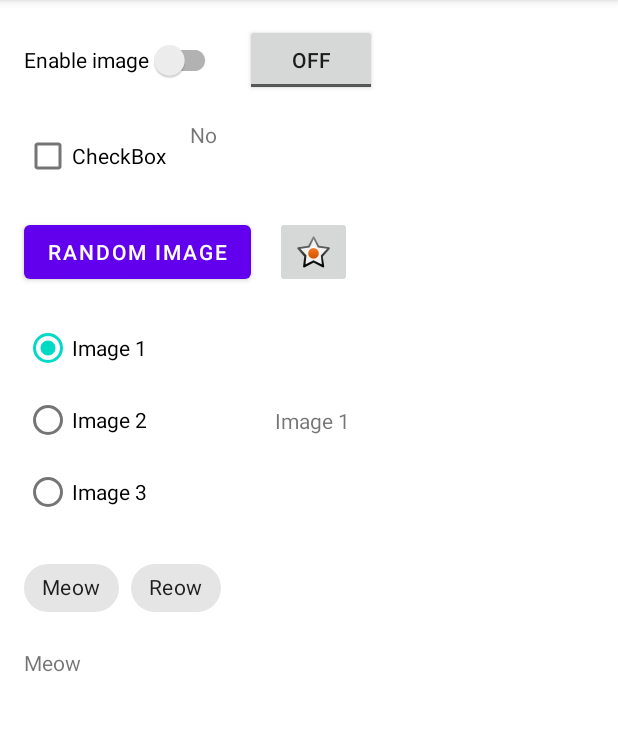
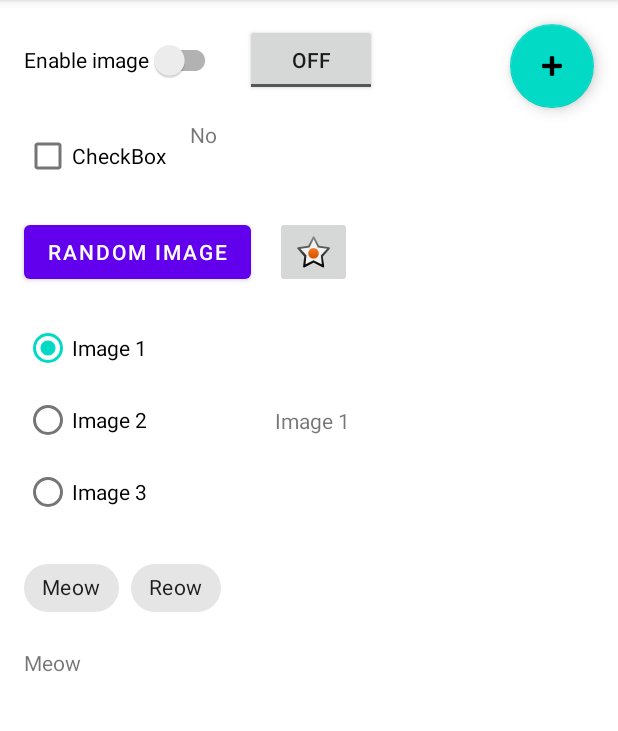
Before and after one commit to nbfalcon/Android-Button-Gallery, an Android app: the screen it shows after launch (MainActivity), on a phone screen of 412 x 824 dp, the part 84-815 px from its top. Run offline under Robolectric (Android 15) with nearby library versions, the phone set to English and light mode, and no system bars.

Commit message:
Floating action button

```diff
--- a/app/src/main/java/org/nbfalcon/MainActivity.java
+++ b/app/src/main/java/org/nbfalcon/MainActivity.java
@@ -9,6 +9,7 @@ import androidx.appcompat.app.AppCompatActivity;
 import androidx.appcompat.widget.SwitchCompat;
 import com.example.R;
 import com.google.android.material.chip.Chip;
+import com.google.android.material.floatingactionbutton.FloatingActionButton;
 
 import java.util.Random;
 
@@ -105,5 +106,9 @@ public class MainActivity extends AppCompatActivity {
                 (view, state) -> bindChipsToTextView(chipTextView, chip1, chip2);
         chip1.setOnCheckedChangeListener(cb);
         chip2.setOnCheckedChangeListener(cb);
+
+        FloatingActionButton floatingActionButton = findViewById(R.id.floatingActionButton);
+        floatingActionButton.setOnClickListener((view) ->
+                Toast.makeText(this, R.string.toast_floating_action, Toast.LENGTH_SHORT).show());
     }
 }
--- a/app/src/main/res/layout/activity_main.xml
+++ b/app/src/main/res/layout/activity_main.xml
@@ -102,4 +102,12 @@
             app:layout_constraintBottom_toBottomOf="@+id/randomImage"
             app:layout_constraintTop_toTopOf="@+id/randomImage" android:layout_marginStart="16dp"
             android:contentDescription="@string/chosen_image"/>
+    <com.google.android.material.floatingactionbutton.FloatingActionButton
+            android:layout_width="wrap_content"
+            android:layout_height="wrap_content"
+            android:clickable="true" android:focusable="true"
+            app:srcCompat="@android:drawable/ic_input_add"
+            android:id="@+id/floatingActionButton" app:layout_constraintEnd_toEndOf="parent"
+            app:layout_constraintTop_toTopOf="parent" android:layout_marginEnd="16dp" android:layout_marginTop="16dp"
+            android:contentDescription="@string/description_floating_action"/>
 </androidx.constraintlayout.widget.ConstraintLayout>
--- a/app/src/main/res/values/strings.xml
+++ b/app/src/main/res/values/strings.xml
@@ -17,4 +17,7 @@
 
     <string name="view_checkbox">CheckBox</string>
     <string name="view_togglebutton">ToggleButton</string>
+
+    <string name="toast_floating_action">Floating action</string>
+    <string name="description_floating_action">Floating Action Toast</string>
 </resources>
```
